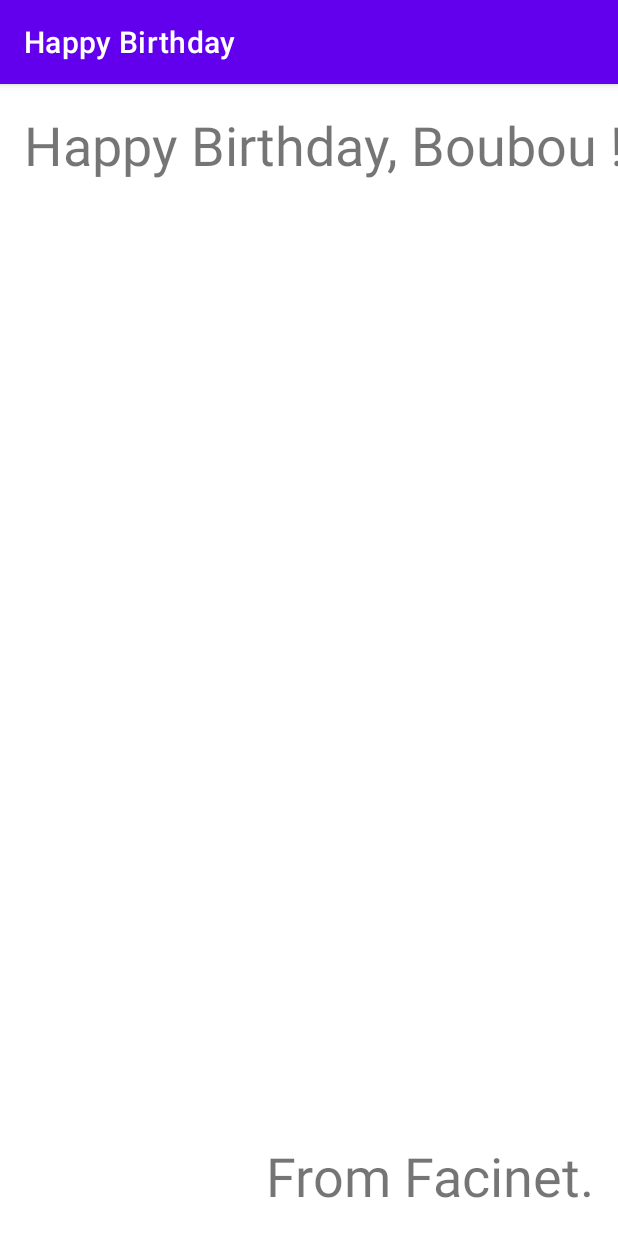
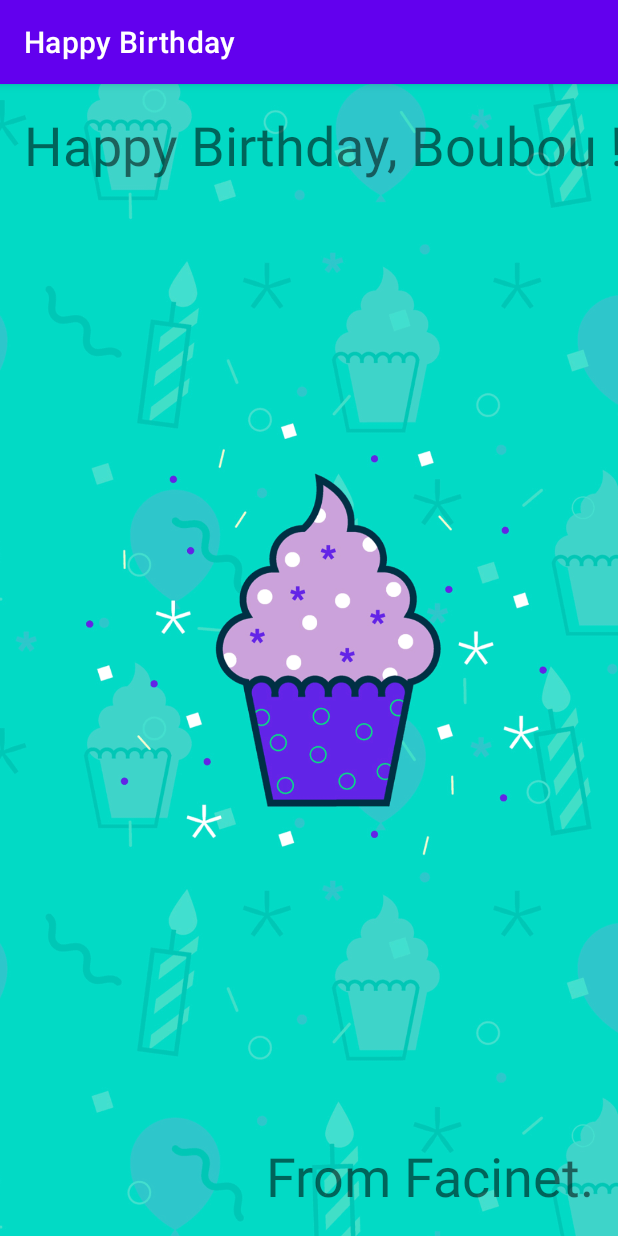
Before and after one commit to facinetm14/Apk-Happy-Birthday, an Android app: the MainActivity screen opened directly, with no data from a screen before it, on a phone screen of 412 x 824 dp. Run offline under Robolectric (Android 15) with nearby library versions, the light colour scheme and no system bars.

Commit message:
ImageView added

```diff
--- a/app/src/main/res/layout/activity_main.xml
+++ b/app/src/main/res/layout/activity_main.xml
@@ -6,6 +6,18 @@
     android:layout_height="match_parent"
     tools:context=".MainActivity">
 
+    <ImageView
+        android:id="@+id/imageView"
+        android:layout_width="0dp"
+        android:layout_height="0dp"
+        android:scaleType="centerCrop"
+        app:layout_constraintBottom_toBottomOf="parent"
+        app:layout_constraintEnd_toEndOf="parent"
+        app:layout_constraintStart_toStartOf="parent"
+        app:layout_constraintTop_toTopOf="parent"
+        app:srcCompat="@drawable/androidparty"
+        android:contentDescription="@string/todo" />
+
     <TextView
         android:id="@+id/textView"
         android:layout_width="wrap_content"
@@ -13,7 +25,7 @@
         android:layout_marginStart="16dp"
         android:layout_marginTop="16dp"
         android:fontFamily="sans-serif"
-        android:text="Happy Birthday, Boubou !"
+        android:text="@string/happy_birthday_text"
         android:textSize="36sp"
         app:layout_constraintStart_toStartOf="parent"
         app:layout_constraintTop_toTopOf="parent" />
@@ -25,8 +37,9 @@
         android:layout_marginEnd="16dp"
         android:layout_marginBottom="16dp"
         android:fontFamily="sans-serif"
-        android:text="From Facinet."
+        android:text="@string/signature_text"
         android:textSize="36sp"
         app:layout_constraintBottom_toBottomOf="parent"
         app:layout_constraintEnd_toEndOf="parent" />
+
 </androidx.constraintlayout.widget.ConstraintLayout>
--- a/app/src/main/res/values/strings.xml
+++ b/app/src/main/res/values/strings.xml
@@ -1,3 +1,6 @@
 <resources>
     <string name="app_name">Happy Birthday</string>
+    <string name="signature_text">From Facinet.</string>
+    <string name="todo">TODO</string>
+    <string name="happy_birthday_text">Happy Birthday, Boubou !</string>
 </resources>
```
Also changed, not shown: app/src/main/res/drawable/androidparty.png (added).
